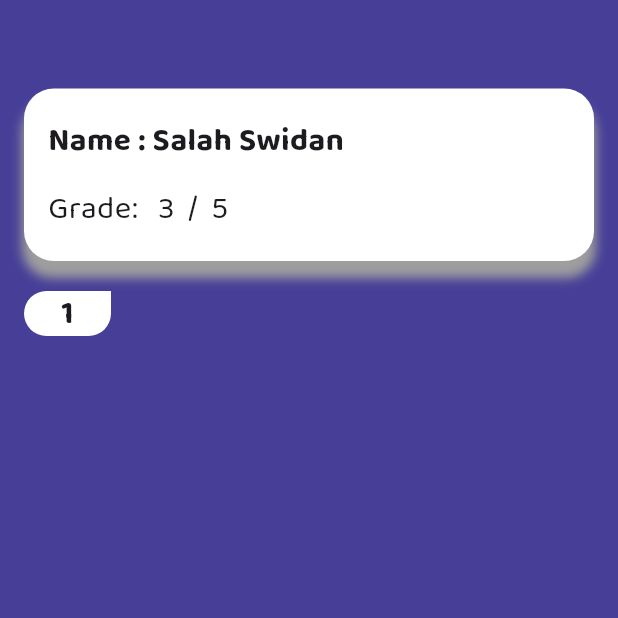
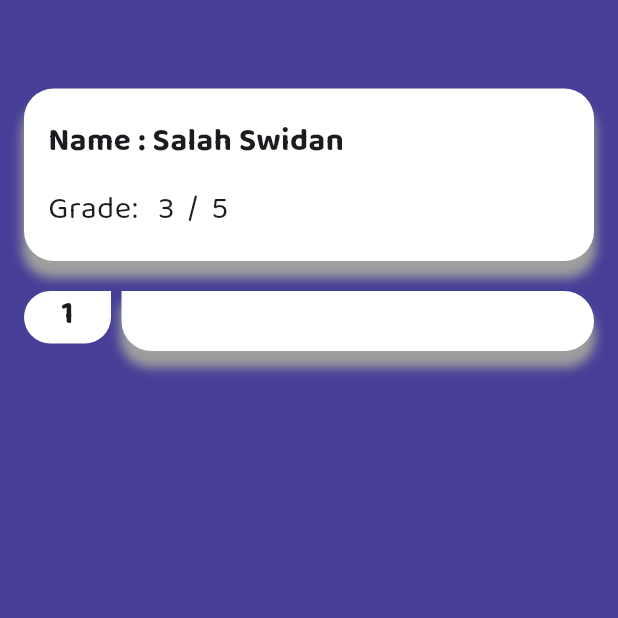
Before and after one commit to salahswidan/quiz_app, a Flutter app: the screen it shows after launch, on a phone screen of 412 x 824 dp, the top half of it. Run offline on Flutter 3.47's test engine with Material 3 defaults, Android fonts, the phone set to English and light mode, and no system bars; our stand-ins replace dots_indicator, flutter_svg, google_fonts, percent_indicator; missing offline and left inert: dart:ffi, multiple_stream_builder; project files that could hold a hidden picture were left out.

Commit message:
CustomStatusAnswerQuestion

```diff
--- a/lib/view/answers/screens/answers_screen.dart
+++ b/lib/view/answers/screens/answers_screen.dart
@@ -5,6 +5,7 @@ import 'package:quiz_app_new/core/resources/color_manager.dart';
 import '../../../core/const_values.dart';
 import '../widgets/custom_info_student.dart';
 import '../widgets/custom_question_number_answer_screen.dart';
+import '../widgets/custom_status_answer_question.dart';
 
 class AnswersScreen extends StatelessWidget {
   const AnswersScreen({super.key});
@@ -27,8 +28,17 @@ class AnswersScreen extends StatelessWidget {
           SizedBox(
             height: 20,
           ),
-          CustomQuestionNumber(
-            order: 1,
+          Padding(
+            padding: const EdgeInsets.symmetric(horizontal: 16.0),
+            child: Row(
+              crossAxisAlignment: CrossAxisAlignment.start,
+              children: [
+                CustomQuestionNumber(
+                  order: 1,
+                ),
+                CustomStatusAnswerQuestion(),
+              ],
+            ),
           ),
         ],
       ),
--- a/lib/view/answers/widgets/custom_question_number_answer_screen.dart
+++ b/lib/view/answers/widgets/custom_question_number_answer_screen.dart
@@ -3,18 +3,18 @@ import 'package:google_fonts/google_fonts.dart';
 
 class CustomQuestionNumber extends StatelessWidget {
   const CustomQuestionNumber({
-    super.key, required this.order,
+    super.key,
+    required this.order,
   });
   final int order;
 
   @override
   Widget build(BuildContext context) {
-    return Padding(
-      padding: const EdgeInsets.symmetric(horizontal: 16.0),
-      child: Row(
+    return Row(
       children: [
         Container(
           width: 58,
+          height: 35,
           padding: EdgeInsets.symmetric(horizontal: 10),
           child: Align(
               alignment: Alignment.center,
@@ -37,7 +37,6 @@ class CustomQuestionNumber extends StatelessWidget {
           ),
         ),
       ],
-      ),
     );
   }
 }
--- /dev/null
+++ b/lib/view/answers/widgets/custom_status_answer_question.dart
@@ -0,0 +1,44 @@
+
+
+import 'package:flutter/material.dart';
+
+class CustomStatusAnswerQuestion extends StatelessWidget {
+  const CustomStatusAnswerQuestion({
+    super.key,
+  });
+
+  @override
+  Widget build(BuildContext context) {
+    return Expanded(
+      child: Container(
+        padding: EdgeInsets.symmetric(horizontal: 16, vertical: 20),
+        margin: EdgeInsets.only(
+          left: 7,
+        ),
+        child: Align(
+            alignment: Alignment.centerLeft,
+            child: Column(
+              crossAxisAlignment: CrossAxisAlignment.start,
+              children: [
+
+              ],
+            )),
+        decoration: BoxDecoration(
+          boxShadow: [
+            BoxShadow(
+              color: Colors.grey,
+              spreadRadius: 1,
+              blurRadius: 5,
+              offset: const Offset(0, 10),
+            )
+          ],
+          color: Colors.white,
+          borderRadius: BorderRadius.only(
+              topRight: Radius.circular(20),
+              bottomRight: Radius.circular(20),
+              bottomLeft: Radius.circular(20)),
+        ),
+      ),
+    );
+  }
+}
```
Lines whose indentation alone changed are shown as unchanged.
